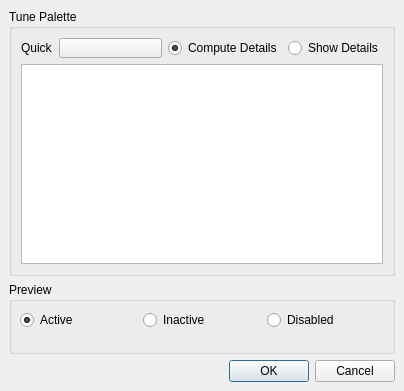
Before: the Qt Designer form tools/designer/src/components/propertyeditor/paletteeditor.ui in arnt/qt-history2, drawn with Qt 5.
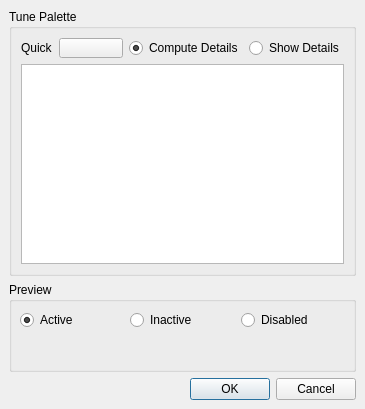
After: the same form once the commit is applied. Custom widgets are drawn as their Qt base class.

The edit to the form file:
```diff
--- a/tools/designer/src/components/propertyeditor/paletteeditor.ui
+++ b/tools/designer/src/components/propertyeditor/paletteeditor.ui
@@ -17,8 +17,8 @@
    <rect>
     <x>0</x>
     <y>0</y>
-    <width>404</width>
-    <height>391</height>
+    <width>365</width>
+    <height>409</height>
    </rect>
   </property>
   <property name="sizePolicy" >
```
Left out of the diff: 10 changed lines with no effect on the pictures.
